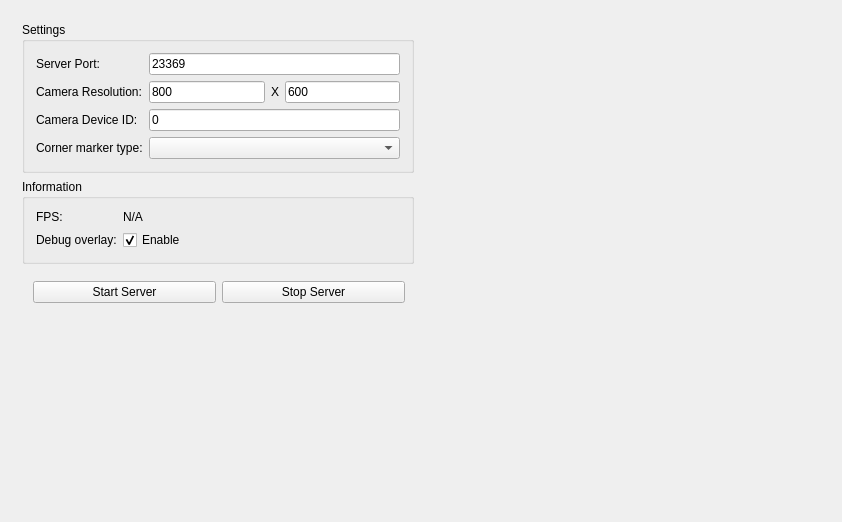
First picture: the form in MirrorServer/Server/mainwindow.ui, repository thijser/ARGAME, before the edit.
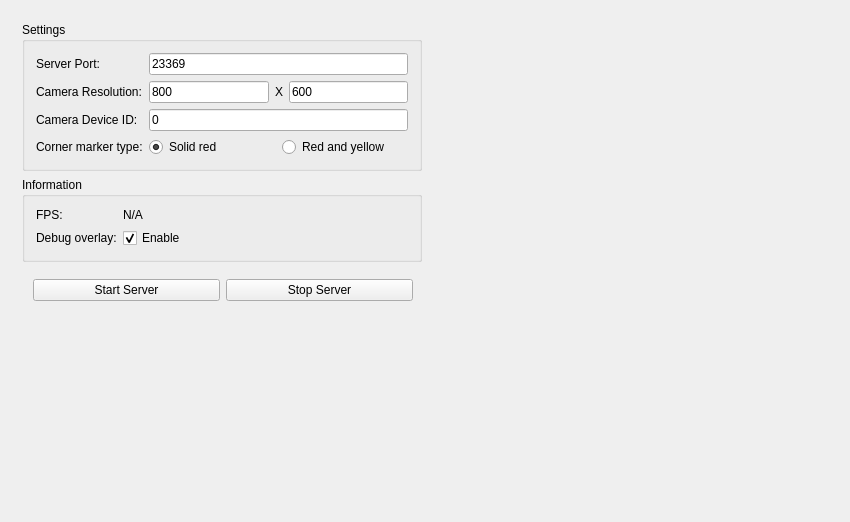
Second picture: the form after the edit.

Commit message: Change corner type selection from combobox to radio buttons

What changed in the file:
```diff
--- a/MirrorServer/Server/mainwindow.ui
+++ b/MirrorServer/Server/mainwindow.ui
@@ -6,7 +6,7 @@
    <rect>
     <x>0</x>
     <y>0</y>
-    <width>842</width>
+    <width>850</width>
     <height>518</height>
    </rect>
   </property>
@@ -154,11 +154,25 @@
            </widget>
           </item>
           <item row="3" column="1">
-           <widget class="QComboBox" name="cornerMarkerType">
-            <property name="currentText">
-             <string/>
-            </property>
-           </widget>
+           <layout class="QHBoxLayout" name="horizontalLayout_3">
+            <item>
+             <widget class="QRadioButton" name="cornerChoiceRed">
+              <property name="text">
+               <string>Solid red</string>
+              </property>
+              <property name="checked">
+               <bool>true</bool>
+              </property>
+             </widget>
+            </item>
+            <item>
+             <widget class="QRadioButton" name="cornerChoiceRedYellow">
+              <property name="text">
+               <string>Red and yellow</string>
+              </property>
+             </widget>
+            </item>
+           </layout>
           </item>
          </layout>
         </widget>
@@ -174,8 +188,6 @@
          <property name="title">
           <string>Information</string>
          </property>
-         <layout class="QHBoxLayout" name="horizontalLayout_4">
-          <item>
            <layout class="QFormLayout" name="formLayout_2">
             <item row="0" column="0">
              <widget class="QLabel" name="fpsLabel">
@@ -216,8 +228,6 @@
                <bool>false</bool>
               </property>
              </widget>
-            </item>
-           </layout>
           </item>
          </layout>
         </widget>
```
Lines whose indentation alone changed are shown as unchanged. The commit also changes 1 other file.
